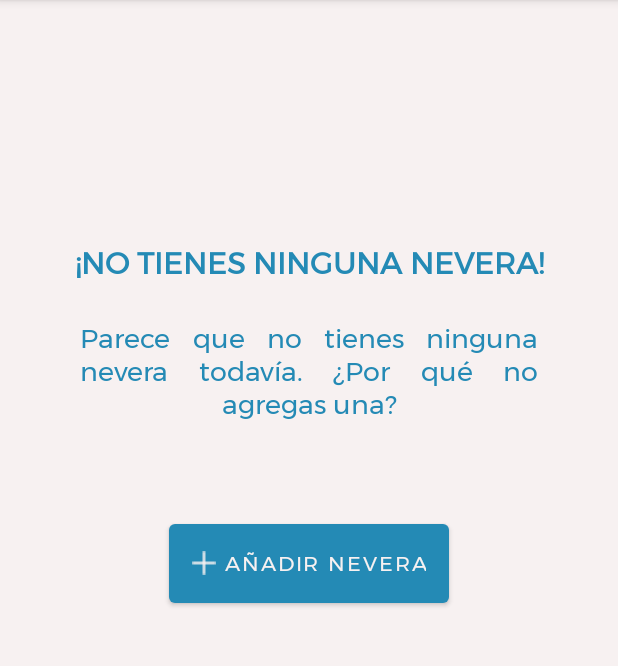
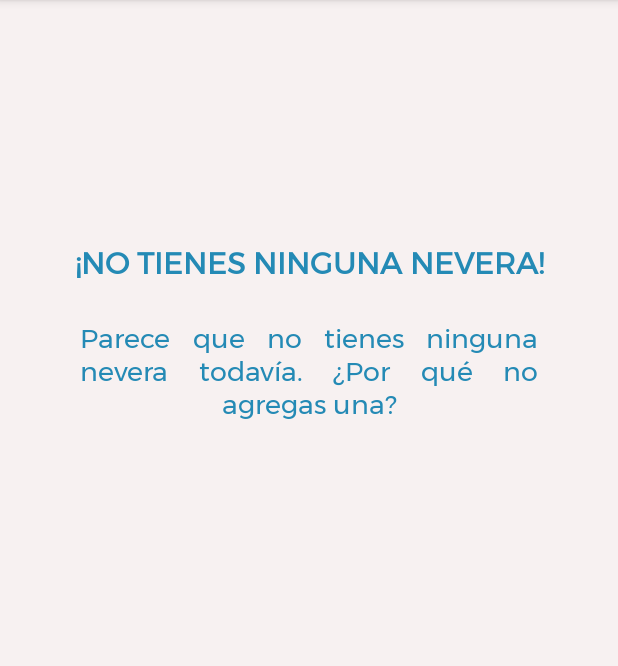
Before and after one commit to kb079/Proyecto-IoT-Android, an Android app: the fragment FridgesListFragment shown on its own in the app's theme, on a phone screen of 412 x 824 dp, the part 84-750 px from its top. Run offline under Robolectric (Android 15) with nearby library versions, the phone set to English and light mode, and no system bars; our stand-ins replace Firebase (no records; nobody signed in at launch, a user with empty details on screens opened directly).

Commit message:
Mejoras visuales menores

```diff
--- a/app/src/main/java/com/myfridge/app/ui/fridges/FridgesListFragment.java
+++ b/app/src/main/java/com/myfridge/app/ui/fridges/FridgesListFragment.java
@@ -81,7 +81,7 @@ public class FridgesListFragment extends Fragment {
                     //NO HAY NEVERAS
                     binding.sinNeveras.setVisibility(View.VISIBLE);
                     binding.neveras.setVisibility(View.INVISIBLE);
-                    binding.button4.setOnClickListener(view ->
+                    binding.fabAddFridge.setOnClickListener(view ->
                             openAddFridgeFr()
                     );
                 }
--- a/app/src/main/res/layout/fragment_contentfridge.xml
+++ b/app/src/main/res/layout/fragment_contentfridge.xml
@@ -34,6 +34,7 @@
 
     <com.google.android.material.floatingactionbutton.FloatingActionButton
         android:id="@+id/fab_scanner_add_item"
+        style="@style/Fab"
         android:layout_width="wrap_content"
         android:layout_height="wrap_content"
         android:layout_marginEnd="28dp"
--- a/app/src/main/res/layout/fragment_fridgelist.xml
+++ b/app/src/main/res/layout/fragment_fridgelist.xml
@@ -57,24 +57,9 @@
         app:layout_constraintStart_toStartOf="parent"
         app:layout_constraintTop_toBottomOf="@+id/textView6" />
 
-    <Button
-        android:id="@+id/button4"
-        android:layout_width="wrap_content"
-        android:layout_height="wrap_content"
-        android:layout_marginTop="36dp"
-        android:fontFamily="@font/montserrat"
-        android:padding="15dp"
-        android:text="AÑADIR NEVERA"
-        app:icon="@drawable/anyadir_icon"
-        app:rippleColor="@color/white"
-        app:iconPadding="5dp"
-        app:iconTint="@color/white"
-        app:layout_constraintEnd_toEndOf="parent"
-        app:layout_constraintStart_toStartOf="parent"
-        app:layout_constraintTop_toBottomOf="@+id/textView9" />
-
     <com.google.android.material.floatingactionbutton.FloatingActionButton
         android:id="@+id/fab_addFridge"
+        style="@style/Fab"
         android:layout_width="56dp"
         android:layout_height="56dp"
         android:layout_gravity="bottom|end"
--- a/app/src/main/res/values/styles.xml
+++ b/app/src/main/res/values/styles.xml
@@ -4,4 +4,8 @@
         <item name="android:datePickerStyle">@android:style/Widget.DatePicker</item>
         <item name="colorAccent">@color/blue_primary</item>
     </style>
+    <style name="Fab" parent="Widget.MaterialComponents.FloatingActionButton">
+        <item name="backgroundTint">@color/blue_primary</item>
+        <item name="tint">@color/white</item>
+    </style>
 </resources>
```
